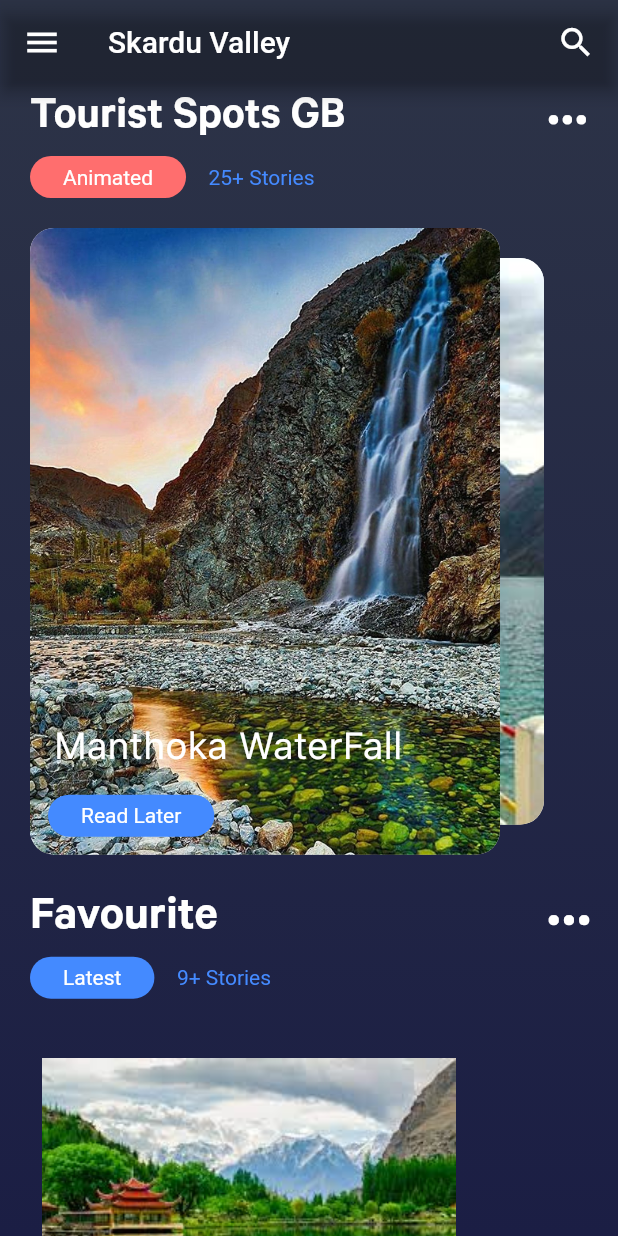
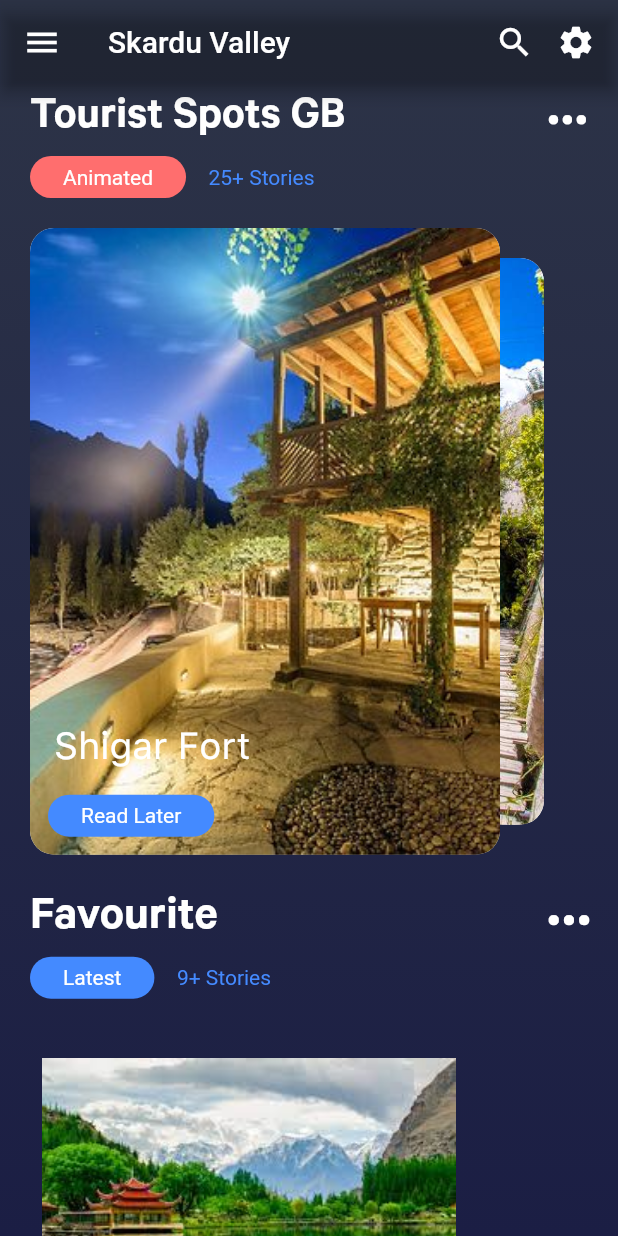
Before and after one commit to GB-Techsol/Tourist-Guide-App-UI, a Flutter app: the screen it shows after launch, swiped to page 2, on a phone screen of 412 x 824 dp. Run offline on Flutter 3.47's test engine with Material 2 defaults, Android fonts, the phone set to English and light mode, and no system bars.

```diff
--- a/lib/data.dart
+++ b/lib/data.dart
@@ -1,4 +1,6 @@
 List<String> images = [
+  "assets/image_09.jpg",
+  "assets/image_08.jpg",
   "assets/image_07.jpg",
   "assets/image_04.jpg",
   "assets/image_03.jpg",
@@ -7,6 +9,8 @@ List<String> images = [
 ];
 
 List<String> title = [
+  "Saling Bagh",
+  "Shigar Fort",
   "Sadpara lake",
   "Manthoka WaterFall",
   "Deosai Plane",
--- a/lib/main.dart
+++ b/lib/main.dart
@@ -56,6 +56,16 @@ class _MyAppState extends State<MyApp> {
         onTap: () {},
         child: Icon(
           Icons.search,
+          size: 26.0,
+        ),
+      )
+    ),
+    Padding(
+      padding: EdgeInsets.only(right: 15.0),
+      child: GestureDetector(
+        onTap: () {},
+        child: Icon(
+          Icons.settings,
           size: 26.0,
         ),
       )
--- a/pubspec.yaml
+++ b/pubspec.yaml
@@ -48,6 +48,8 @@ flutter:
     - assets/image_04.jpg
     - assets/image_06.jpg
     - assets/image_07.jpg
+    - assets/image_08.jpg
+    - assets/image_09.jpg
 
     # An image asset can refer to one or more resolution-specific "variants", see
   # https://flutter.io/assets-and-images/#resolution-aware.
```
Also changed, not shown: assets/image_08.jpg (added), assets/image_09.jpg (added).
